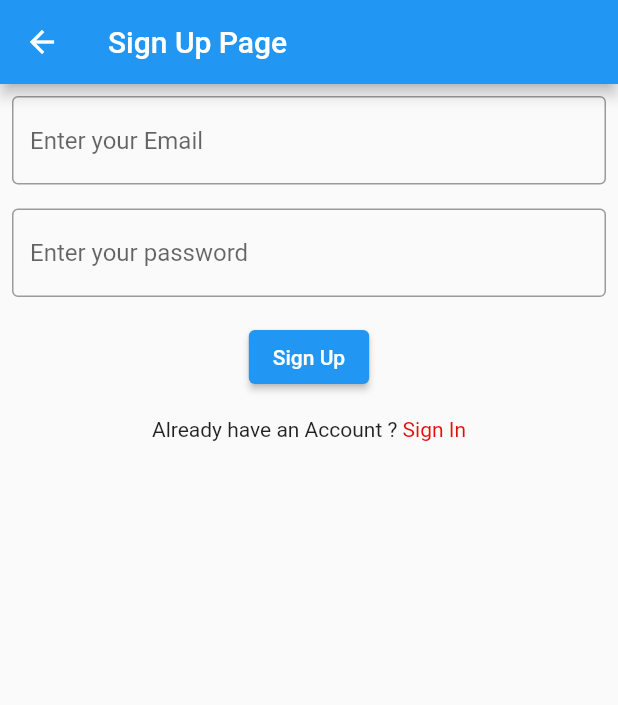
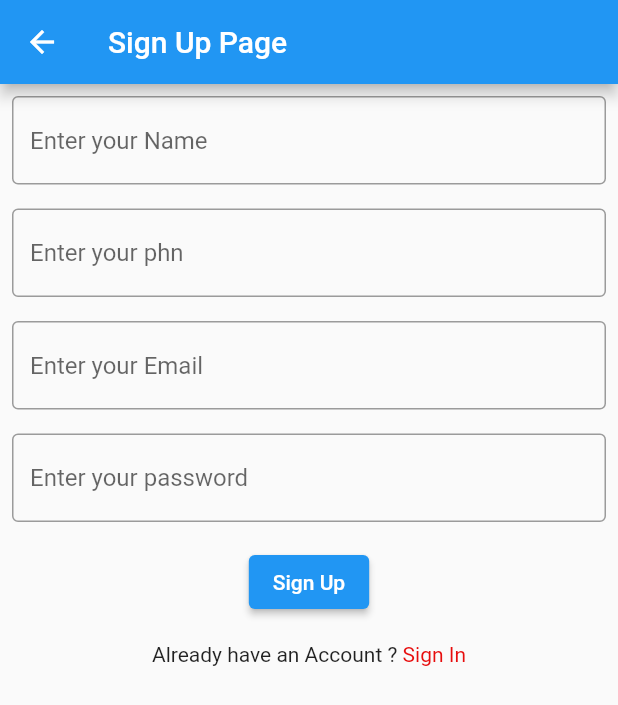
Before and after one commit to alamincse6615/studentinfo, a Flutter app: the SignUp screen opened directly, on a phone screen of 412 x 824 dp. Shown: the top 705 px of the screen. Run offline on Flutter 3.47's test engine with Material 2 defaults, Android fonts, the light colour scheme and no system bars; network calls fail.

Commit message:
sign in, sign up dashboard, add info design done

```diff
--- a/lib/auth/signin.dart
+++ b/lib/auth/signin.dart
@@ -1,6 +1,7 @@
 import 'package:flutter/cupertino.dart';
 import 'package:flutter/material.dart';
 import 'package:student_info/auth/signup.dart';
+import 'package:student_info/dashboard.dart';
 
 class SignIn extends StatefulWidget {
   const SignIn({Key? key}) : super(key: key);
@@ -45,6 +46,10 @@ class _SignInState extends State<SignIn> {
             padding: const EdgeInsets.all(8.0),
             child: ElevatedButton(
               onPressed: (){
+                Navigator.push(
+                    context,
+                    MaterialPageRoute(builder: (context)=>Dashboard())
+                );
 
               },
               child: Text("Sign In"),
--- a/lib/auth/signup.dart
+++ b/lib/auth/signup.dart
@@ -1,6 +1,7 @@
 import 'package:flutter/cupertino.dart';
 import 'package:flutter/material.dart';
 import 'package:student_info/auth/signin.dart';
+import 'package:student_info/dashboard.dart';
 
 class SignUp extends StatefulWidget {
   const SignUp({Key? key}) : super(key: key);
@@ -26,6 +27,27 @@ class _SignInState extends State<SignUp> {
               controller: emailCtrl,
               decoration: InputDecoration(
                   border: OutlineInputBorder(),
+                  hintText: "Enter your Name"
+              ),
+            ),
+          ),
+          Padding(
+            padding: const EdgeInsets.all(8.0),
+            child: TextField(
+              obscureText: true,
+              controller: passCtrl,
+              decoration: InputDecoration(
+                  border: OutlineInputBorder(),
+                  hintText: "Enter your phn"
+              ),
+            ),
+          ),
+          Padding(
+            padding: const EdgeInsets.all(8.0),
+            child: TextField(
+              controller: emailCtrl,
+              decoration: InputDecoration(
+                  border: OutlineInputBorder(),
                   hintText: "Enter your Email"
               ),
             ),
@@ -45,7 +67,10 @@ class _SignInState extends State<SignUp> {
               padding: const EdgeInsets.all(8.0),
               child: ElevatedButton(
                 onPressed: (){
-
+                  Navigator.push(
+                      context,
+                      MaterialPageRoute(builder: (context)=>Dashboard())
+                  );
                 },
                 child: Text("Sign Up"),
               )
@@ -70,7 +95,6 @@ class _SignInState extends State<SignUp> {
                 ),
               )
           ),
-
         ],
       ),
     );
```
Also changed, not shown: lib/addinfo.dart (+8 -0 lines), lib/dashboard.dart (+18 -0 lines).
